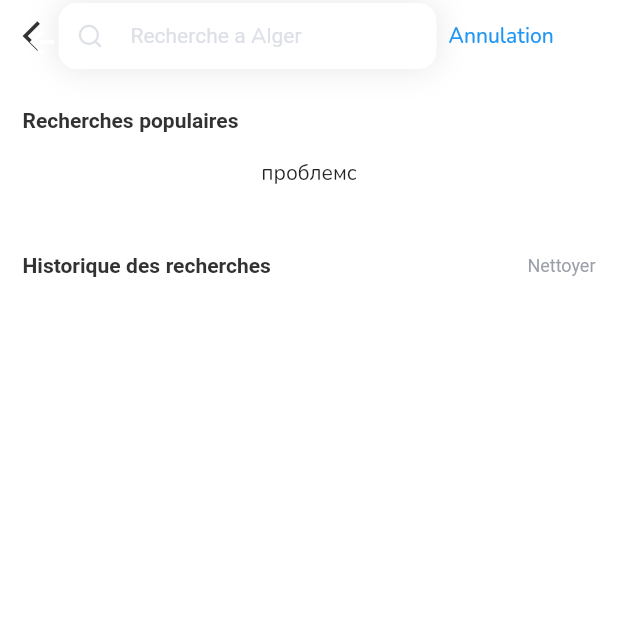
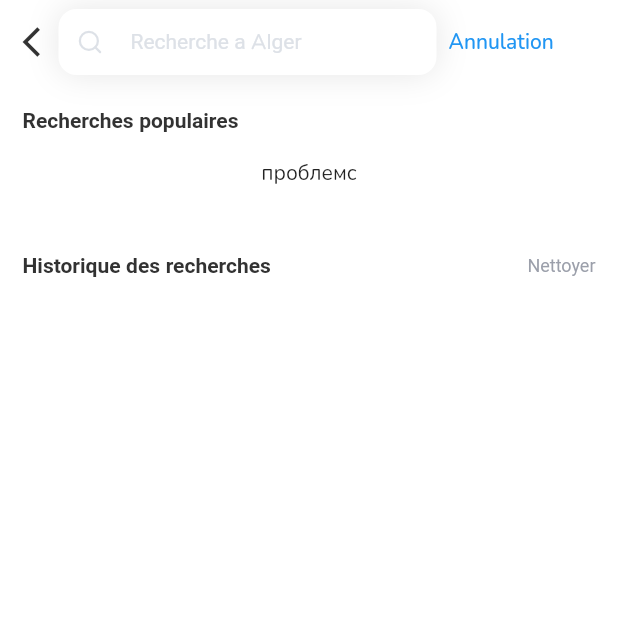
Before and after one commit to mavrinpn/Navigi-App, a Flutter app: the SearchScreen screen opened by its route, on a phone screen of 412 x 824 dp, the top half of it. Run offline on Flutter 3.47's test engine with Material 2 defaults, Android fonts, the phone set to English and light mode, and no system bars; our stand-ins replace appwrite, bloc, cached_network_image, dio, flutter_bloc, flutter_image_compress and 13 more; missing offline and left inert: loading_animations; accounts and stored records are empty; generated files the repository leaves out were written again; network calls fail; Roboto replaces fonts that are missing (SF Pro Display); statements that could not run were skipped.

Commit message:
images fix

```diff
--- a/lib/feature/search/ui/search_screen.dart
+++ b/lib/feature/search/ui/search_screen.dart
@@ -68,9 +68,10 @@ class _SearchScreenState extends State<SearchScreen> {
           child: Scaffold(
             appBar: AppBar(
               backgroundColor: AppColors.mainBackground,
+              automaticallyImplyLeading: false,
               elevation: 0,
               flexibleSpace: Padding(
-                padding: const EdgeInsets.symmetric(horizontal: 15),
+                padding: const EdgeInsets.symmetric(horizontal: 15, vertical: 5),
                 child: Row(
                   children: [
                     InkWell(
```
